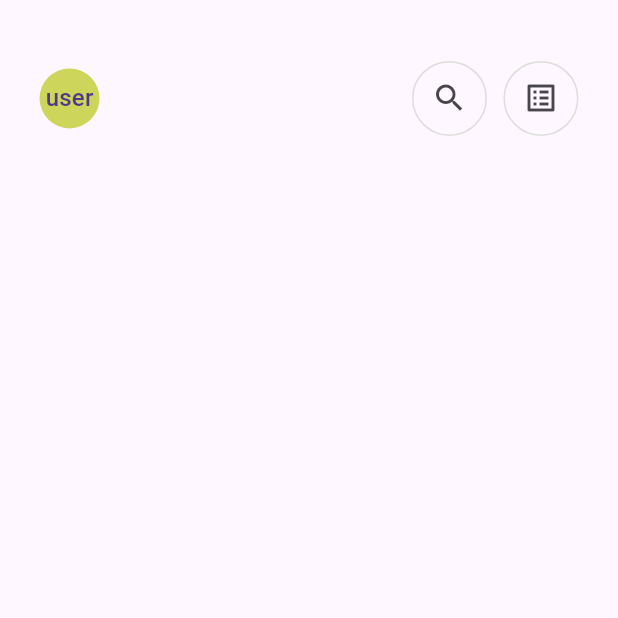
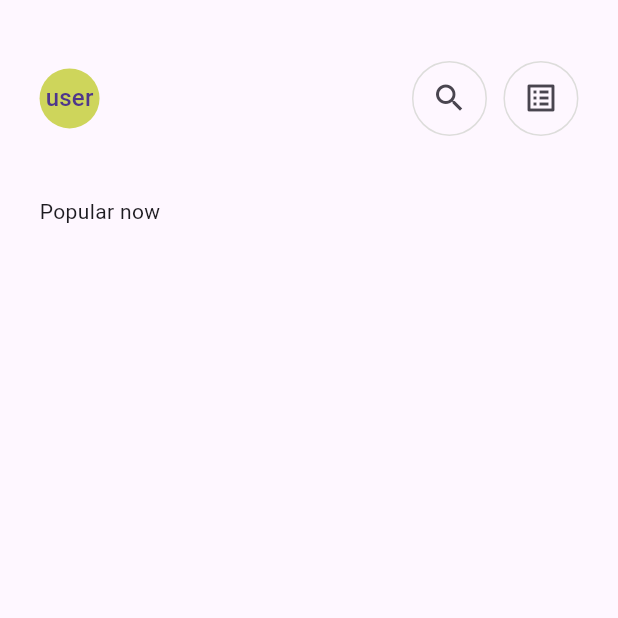
Before and after one commit to mohamadgazer/e-commerce, a Flutter app: the HomeView screen opened directly, on a phone screen of 412 x 824 dp, the top half of it. Run offline on Flutter 3.47's test engine with Material 3 defaults, Android fonts, the phone set to English and light mode, and no system bars; our stand-ins replace flutter_screenutil.

Commit message:
- set sizedBox in Home body between widgets.

```diff
--- a/lib/features/Home/view/widget/home_body.dart
+++ b/lib/features/Home/view/widget/home_body.dart
@@ -1,4 +1,5 @@
 import 'package:flutter/material.dart';
+import 'package:flutter_screenutil/flutter_screenutil.dart';
 import 'package:installment/features/auth/widget/body_template.dart';
 
 import 'popular_now.dart';
@@ -11,10 +12,11 @@ class HomeBody extends StatelessWidget {
 
   @override
   Widget build(BuildContext context) {
-    return const BodyTemplate(
+    return BodyTemplate(
       children: [
-        TopHomeBody(),
-        PopularNow(),
+        const TopHomeBody(),
+        SizedBox(height: 40.h),
+        const PopularNow(),
       ],
     );
   }
--- a/lib/features/Home/view/widget/popular_now.dart
+++ b/lib/features/Home/view/widget/popular_now.dart
@@ -7,6 +7,10 @@ class PopularNow extends StatelessWidget {
 
   @override
   Widget build(BuildContext context) {
-    return const Stack();
+    return const Stack(
+      children: [
+        Text("Popular now"),
+      ],
+    );
   }
 }
```
